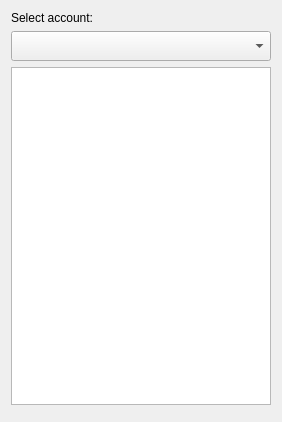
Qt form src/corelayers/joingroupchatdlg/joingroupchat.ui (euroelessar/qutim) before a commit.
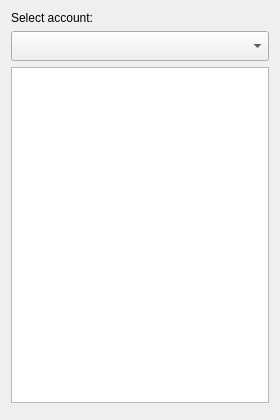
The same form after that commit. Custom widgets are drawn as their Qt base class.

Commit message:
JoinGroupChat: refactoring, the first step to implement an alternative dialog.
Added AccountsModel and BookmarksModel.

The edit to the form file:
```diff
--- a/src/corelayers/joingroupchatdlg/joingroupchat.ui
+++ b/src/corelayers/joingroupchatdlg/joingroupchat.ui
@@ -6,8 +6,8 @@
    <rect>
     <x>0</x>
     <y>0</y>
-    <width>282</width>
-    <height>422</height>
+    <width>280</width>
+    <height>420</height>
    </rect>
   </property>
   <property name="windowTitle">
@@ -51,7 +51,7 @@
         </widget>
        </item>
        <item>
-        <widget class="QListWidget" name="listWidget">
+        <widget class="QListView" name="bookmarksView">
          <property name="editTriggers">
           <set>QAbstractItemView::NoEditTriggers</set>
          </property>
```
The commit also changes 6 other files.
